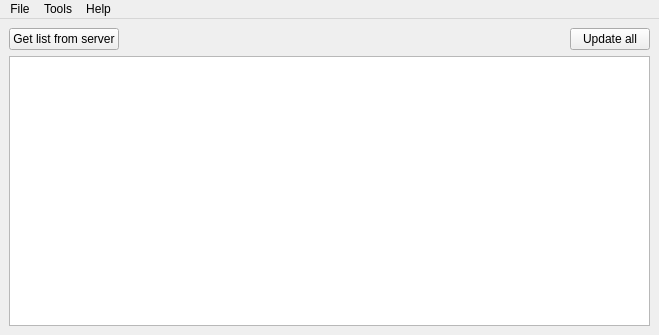
Qt form gui_source/guimainwindow.ui (horsicq/x64dbg-Plugin-Manager) before a commit.
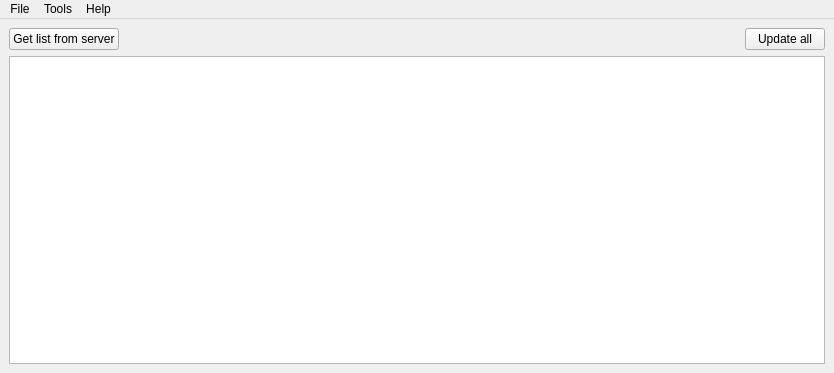
The same form after that commit.

Diff of the .ui file:
```diff
--- a/gui_source/guimainwindow.ui
+++ b/gui_source/guimainwindow.ui
@@ -6,8 +6,8 @@
    <rect>
     <x>0</x>
     <y>0</y>
-    <width>659</width>
-    <height>335</height>
+    <width>834</width>
+    <height>373</height>
    </rect>
   </property>
   <property name="windowTitle">
@@ -81,7 +81,7 @@
     <rect>
      <x>0</x>
      <y>0</y>
-     <width>659</width>
+     <width>834</width>
      <height>22</height>
     </rect>
    </property>
```
